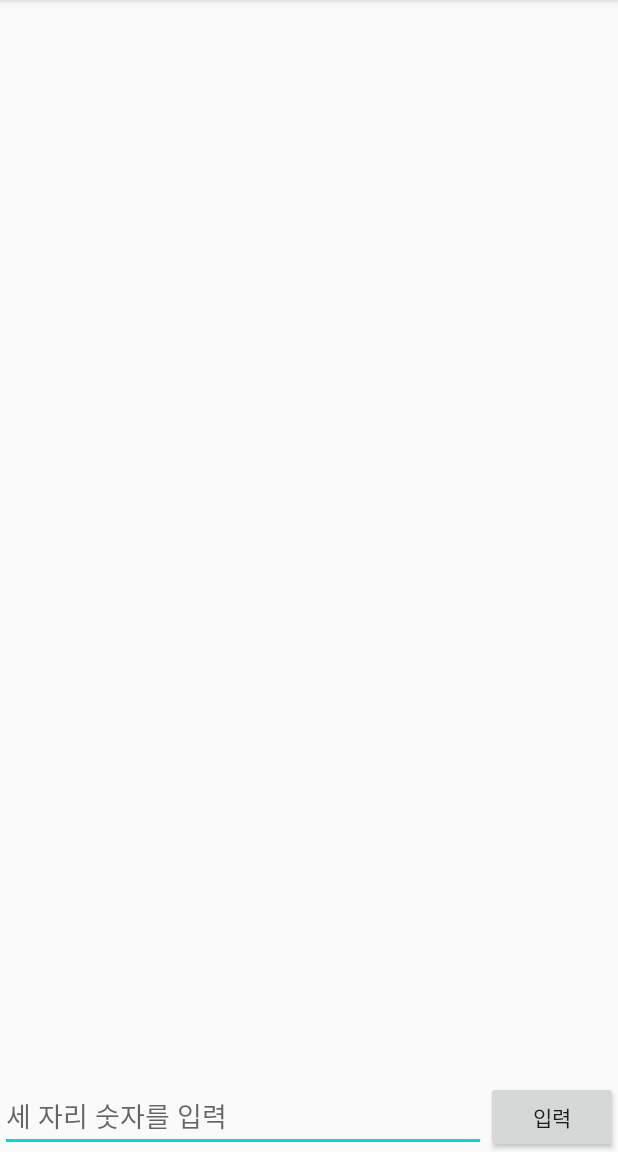
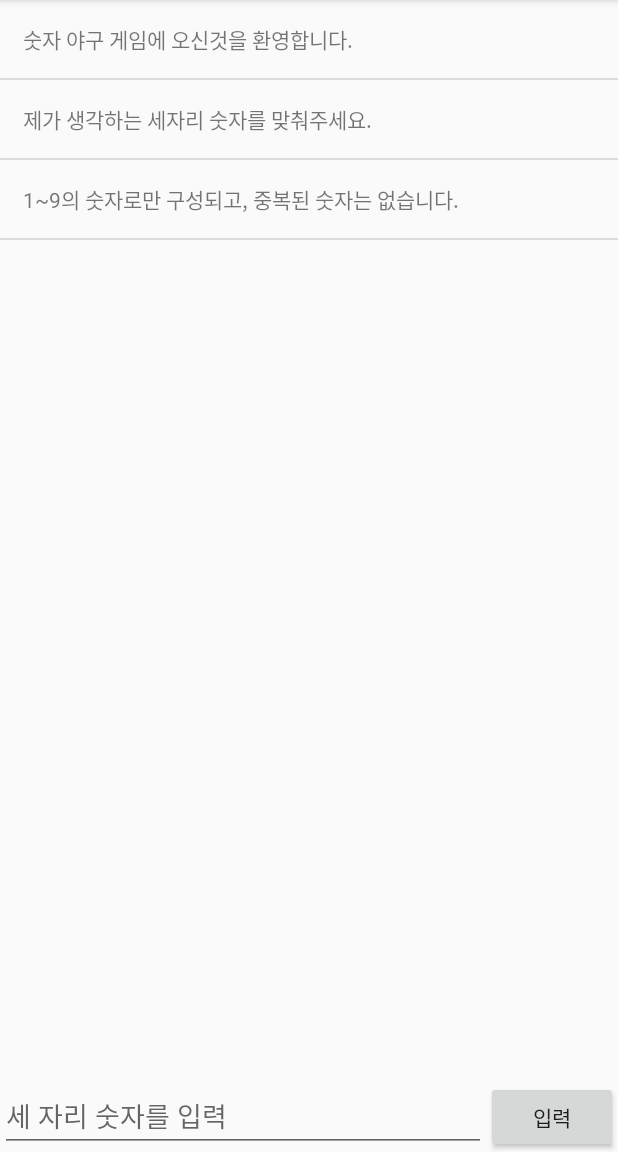
Before and after one commit to jsdev2013/NumberBaseballGame_20200611, an Android app: the screen it shows after launch (MainActivity), on a phone screen of 412 x 824 dp, the part 84-1236 px from its top. Run offline under Robolectric (Android 15) with nearby library versions, the phone set to English and light mode, and no system bars.

Commit message:
사용자가 입력한 숫자를 리스트뷰에 보이도록 함

```diff
--- a/app/src/main/java/com/jisu/numberbaseballgame_20200611/MainActivity.kt
+++ b/app/src/main/java/com/jisu/numberbaseballgame_20200611/MainActivity.kt
@@ -3,11 +3,18 @@ package com.jisu.numberbaseballgame_20200611
 import androidx.appcompat.app.AppCompatActivity
 import android.os.Bundle
 import android.util.Log
+import com.jisu.numberbaseballgame_20200611.adapters.ChatAdapter
+import com.jisu.numberbaseballgame_20200611.datas.Chat
+import kotlinx.android.synthetic.main.activity_main.*
 
 class MainActivity : BaseActivity() {
 
 //  컴퓨터가 낸 문제 숫자 세개를 저장할 ArrayList
     val computerNumbers = ArrayList<Int>()
+    //    채팅 내역을 담아줄 ArrayList
+    val chatMessageList = ArrayList<Chat>()
+
+    lateinit var mChatAdapter: ChatAdapter
 
     override fun onCreate(savedInstanceState: Bundle?) {
         super.onCreate(savedInstanceState)
@@ -18,11 +25,27 @@ class MainActivity : BaseActivity() {
 
     override fun setupEvents() {
 
-    }
+        okBtn.setOnClickListener {
+            val inputNumberStr = numberInputEdt.text.toString()
+
+            val userChat = Chat("USER", inputNumberStr)
+
+            chatMessageList.add(userChat)
+
+            mChatAdapter.notifyDataSetChanged()
+
+            // 입력을 하고 나면 editText의 내용을 빈칸으로
+            //  String 잘 먹히지 않아 setString 으로
+            numberInputEdt.setText("")
+        }
+   }
 
     override fun setValues() {
 //      컴퓨터에게 문제를 내라고 시키자 => 문자: 3칸짜리 숫자 배열
         makeComputerNumber()
+
+        mChatAdapter = ChatAdapter(mContext, R.layout.chat_list_item, chatMessageList)
+        chatListView.adapter = mChatAdapter
     }
 
     fun makeComputerNumber(){
@@ -63,5 +86,11 @@ class MainActivity : BaseActivity() {
          for(num in computerNumbers){
              Log.d("최종선발문제", num.toString())
          }
+
+//        문제를 다 내고, 안내 메세지를 채팅으로 출력.
+        chatMessageList.add(Chat("CPU", "숫자 야구 게임에 오신것을 환영합니다."))
+        chatMessageList.add(Chat("CPU", "제가 생각하는 세자리 숫자를 맞춰주세요."))
+        chatMessageList.add(Chat("CPU", "1~9의 숫자로만 구성되고, 중복된 숫자는 없습니다."))
+
     }
 }
--- /dev/null
+++ b/app/src/main/java/com/jisu/numberbaseballgame_20200611/adapters/ChatAdapter.kt
@@ -0,0 +1,55 @@
+package com.jisu.numberbaseballgame_20200611.adapters
+
+import android.content.Context
+import android.util.Log
+import android.view.LayoutInflater
+import android.view.View
+import android.view.ViewGroup
+import android.widget.ArrayAdapter
+import android.widget.LinearLayout
+import android.widget.TextView
+import com.jisu.numberbaseballgame_20200611.R
+import com.jisu.numberbaseballgame_20200611.datas.Chat
+import kotlinx.android.synthetic.main.chat_list_item.view.*
+
+class ChatAdapter(val mContext:Context, val resId: Int, val mList: List<Chat>) :ArrayAdapter<Chat>(mContext, resId, mList) {
+
+    val inf = LayoutInflater.from(mContext)
+
+    override fun getView(position: Int, convertView: View?, parent: ViewGroup): View {
+        var tempRow = convertView
+        tempRow?.let {
+
+        }.let {
+            tempRow = inf.inflate(R.layout.chat_list_item, null)
+        }
+        val row = tempRow!!
+
+        val computerChatLayout = row.findViewById<LinearLayout>(R.id.computerChatLayout)
+        val userChatLayout = row.findViewById<LinearLayout>(R.id.userChatLayout)
+
+        val computerChatTxt = row.findViewById<TextView>(R.id.computerChatTxt)
+        val userChatTxt = row.findViewById<TextView>(R.id.userChatTxt)
+
+        val data = mList[position]
+
+        when (data.who) {
+            "USER" -> {
+                userChatLayout.visibility = View.VISIBLE
+                computerChatLayout.visibility = View.GONE
+
+                userChatTxt.text = data.content
+            }
+            "CPU" -> {
+                userChatLayout.visibility = View.GONE
+                computerChatLayout.visibility = View.VISIBLE
+
+                computerChatTxt.text = data.content
+            }
+            else -> { Log.e("에러발생", "사용자/컴퓨터 외의 화자 발생")}
+        }
+
+        return row
+    }
+
+}
```
